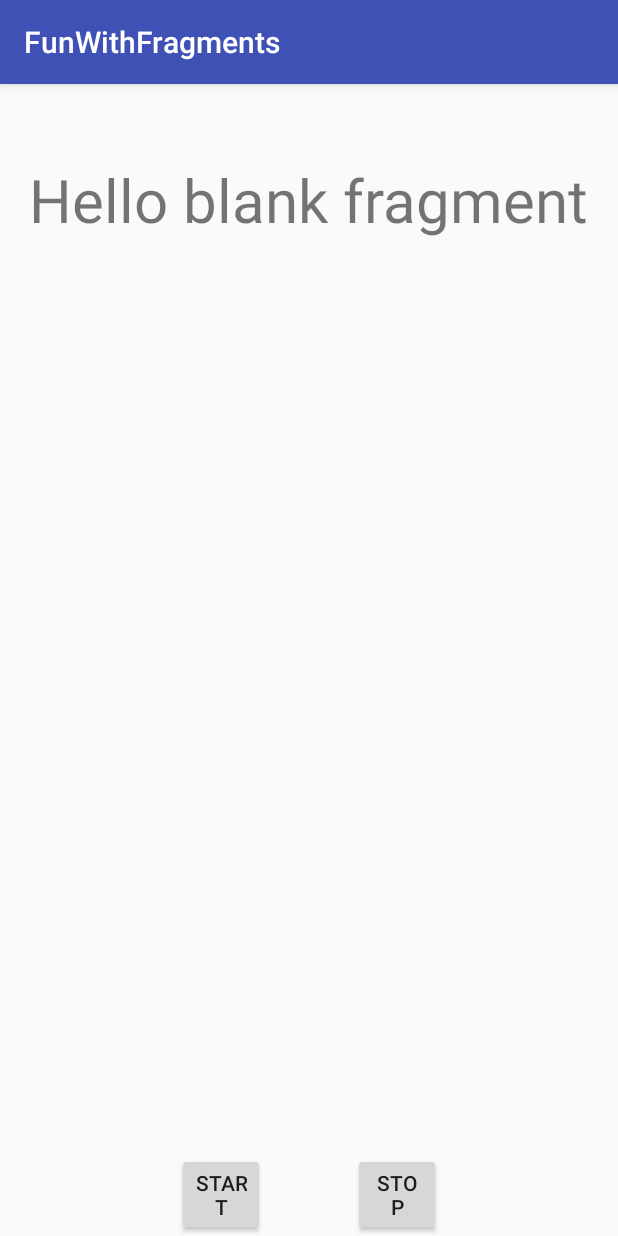
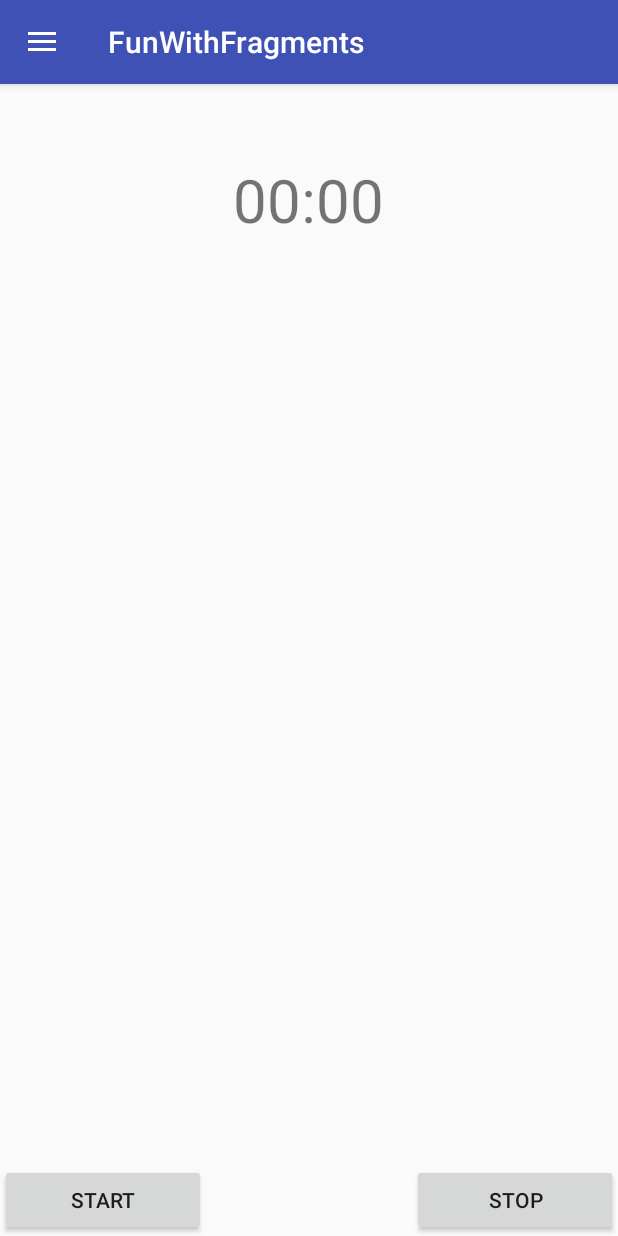
Before and after one commit to Mazogu/Fragments, an Android app: the TimerActivity screen opened directly, with no data from a screen before it, after a tap on "STOP", on a phone screen of 412 x 824 dp. Run offline under Robolectric (Android 15) with nearby library versions, the phone set to English and light mode, and no system bars; 1 other tap on this screen came first.

Commit message:
Timer works as intended

```diff
--- a/app/src/main/java/com/example/micha/funwithfragments/AlertActivity.java
+++ b/app/src/main/java/com/example/micha/funwithfragments/AlertActivity.java
@@ -62,11 +62,13 @@ public class AlertActivity extends BaseActivity {
                     }
 
                     else if (options[i].equals(R.string.messenger)) {
-
+                        Intent intent = new Intent(getApplicationContext(), MessengerActivity.class);
+                        startActivity(intent);
                     }
 
                     else if (options[i].equals(R.string.timer)) {
-
+                        Intent intent = new Intent(getApplicationContext(), TimerActivity.class);
+                        startActivity(intent);
                     }
 
                     else if (options[i].equals(R.string.notification)) {
--- a/app/src/main/java/com/example/micha/funwithfragments/TimerActivity.java
+++ b/app/src/main/java/com/example/micha/funwithfragments/TimerActivity.java
@@ -1,13 +1,83 @@
 package com.example.micha.funwithfragments;
 
+import android.app.Fragment;
+import android.os.Handler;
 import android.support.v7.app.AppCompatActivity;
 import android.os.Bundle;
+import android.util.Log;
+import android.view.View;
+import android.view.ViewGroup;
+import android.widget.Button;
+import android.widget.TextView;
 
-public class TimerActivity extends AppCompatActivity {
+import java.util.Timer;
+import java.util.TimerTask;
+
+public class TimerActivity extends BaseActivity {
+
+    private Timer stopWatch;
+    private TextView time;
+    private Button pauseTimer;
+    private Button startTimer;
+    private TimerTask timerTask;
+    private int timePassed;
+    private Handler handler;
 
     @Override
     protected void onCreate(Bundle savedInstanceState) {
         super.onCreate(savedInstanceState);
-        setContentView(R.layout.activity_timer);
+        ViewGroup view = findViewById(R.id.content);
+        getLayoutInflater().inflate(R.layout.activity_timer, view);
+
+        Fragment clock = getFragmentManager().findFragmentById(R.id.clockView);
+        Fragment buttons = getFragmentManager().findFragmentById(R.id.btnView);
+        startTimer = buttons.getView().findViewById(R.id.timerStart);
+        pauseTimer = buttons.getView().findViewById(R.id.timerStop);
+        time = clock.getView().findViewById(R.id.timerClock);
+        time.setText("00:00");
+        timePassed = 0;
+        handler = new Handler();
+
+        startTimer.setOnClickListener(new View.OnClickListener() {
+            @Override
+            public void onClick(View view) {
+                stopWatch = new Timer();
+                makeTimer();
+                stopWatch.schedule(timerTask,0,1000);
+
+            }
+        });
+
+        pauseTimer.setOnClickListener(new View.OnClickListener() {
+            @Override
+            public void onClick(View view) {
+                if(stopWatch != null){
+                    stopWatch.cancel();
+                    stopWatch = null;
+                    timePassed = 0;
+                    time.setText("00:00");
+                }
+
+            }
+        });
+
     }
+
+    private void makeTimer() {
+
+        timerTask = new TimerTask() {
+            @Override
+            public void run() {
+                handler.post(new Runnable() {
+                    @Override
+                    public void run() {
+                        timePassed++;
+                        time.setText(String.format("%02d:%02d",timePassed/60,timePassed%60));
+                        Log.d("Doesn't Matter", "run: "+timePassed);
+                    }
+                });
+            }
+        };
+    }
+
 }
--- a/app/src/main/java/com/example/micha/funwithfragments/TimerButtonFragment.java
+++ b/app/src/main/java/com/example/micha/funwithfragments/TimerButtonFragment.java
@@ -11,7 +11,7 @@ import android.view.ViewGroup;
 /**
  * A simple {@link Fragment} subclass.
  */
-public class TimerButtonFragment extends Fragment {
+public class TimerButtonFragment extends android.app.Fragment {
 
 
     public TimerButtonFragment() {
@@ -26,13 +26,4 @@ public class TimerButtonFragment extends Fragment {
         return inflater.inflate(R.layout.fragment_timer_button, container, false);
     }
 
-    public  void doTimer(View view){
-        if (view.getId() == R.id.timerStart) {
-
-        }
-
-        else if (view.getId() == R.id.timerStop) {
-
-        }
-    }
 }
--- a/app/src/main/java/com/example/micha/funwithfragments/TimerClockFragment.java
+++ b/app/src/main/java/com/example/micha/funwithfragments/TimerClockFragment.java
@@ -11,7 +11,7 @@ import android.view.ViewGroup;
 /**
  * A simple {@link Fragment} subclass.
  */
-public class TimerClockFragment extends Fragment {
+public class TimerClockFragment extends android.app.Fragment {
 
 
     public TimerClockFragment() {
--- a/app/src/main/res/layout/activity_timer.xml
+++ b/app/src/main/res/layout/activity_timer.xml
@@ -13,7 +13,7 @@
         android:id="@+id/clockView"
         android:name="com.example.micha.funwithfragments.TimerClockFragment" />
     <fragment
-        android:layout_width="wrap_content"
+        android:layout_width="match_parent"
         android:layout_height="wrap_content"
         android:name="com.example.micha.funwithfragments.TimerButtonFragment"
         android:id="@+id/btnView"
--- a/app/src/main/res/layout/fragment_timer_button.xml
+++ b/app/src/main/res/layout/fragment_timer_button.xml
@@ -13,8 +13,7 @@
             android:layout_height="wrap_content"
             android:text="Start"
             android:layout_weight="1"
-            android:id="@+id/timerStart"
-            android:onClick="doTimer"/>
+            android:id="@+id/timerStart"/>
         <Space
             android:layout_width="@dimen/zero"
             android:layout_height="match_parent"
@@ -24,7 +23,6 @@
             android:layout_height="wrap_content"
             android:text="Stop"
             android:id="@+id/timerStop"
-            android:onClick="doTimer"
             android:layout_weight="1"/>
     </LinearLayout>
 
```
Also changed, not shown: app/src/main/java/com/example/micha/funwithfragments/BaseActivity.java (+6 -2 lines), app/src/main/java/com/example/micha/funwithfragments/MessengerActivity.java (+5 -2 lines), app/src/main/java/com/example/micha/funwithfragments/NotificationActivity.java (+5 -2 lines).
